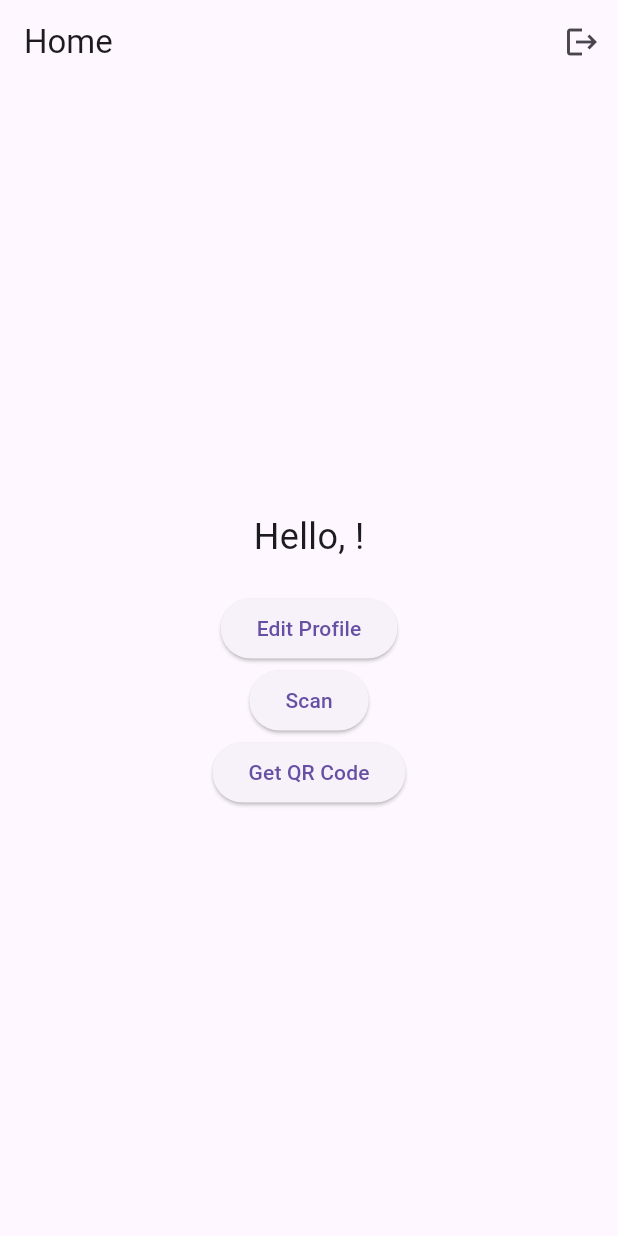
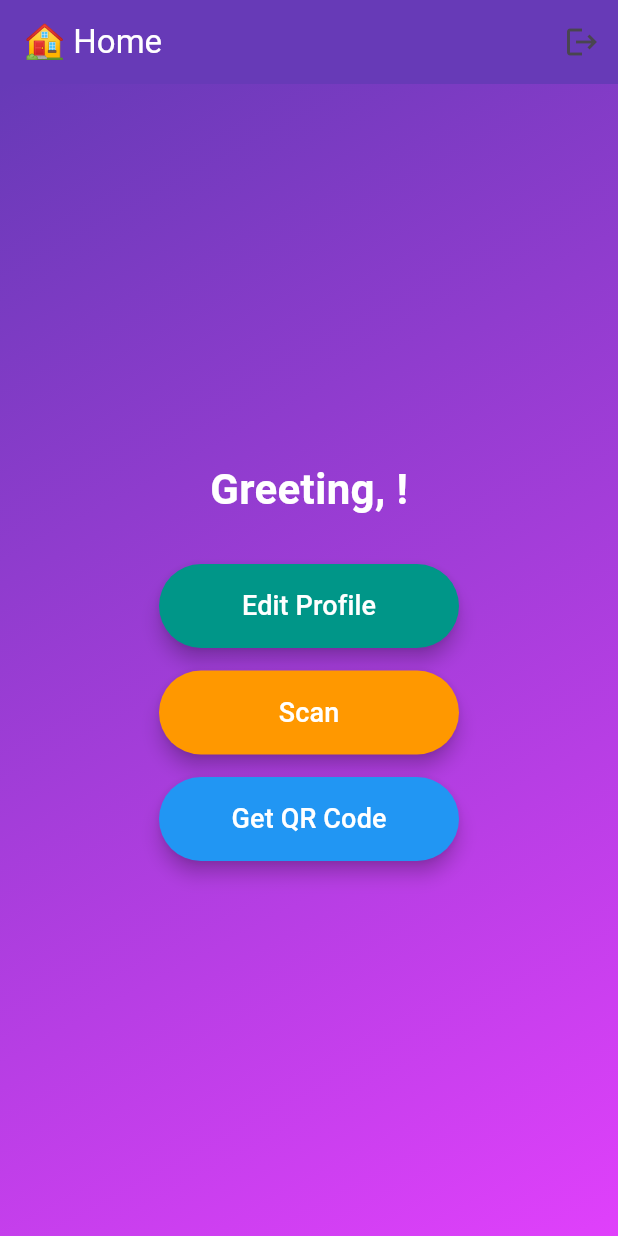
Before and after one commit to OukSaksith/attendance-app, a Flutter app: the HomePage screen opened directly with empty values, on a phone screen of 412 x 824 dp. Run offline on Flutter 3.47's test engine with Material 3 defaults, Android fonts, the phone set to English and light mode, and no system bars; our stand-ins replace image_picker, shared_preferences; missing offline and left inert: mobile_scanner; accounts and stored records are empty; Roboto replaces fonts that are missing (Poppins).

Commit message:
*add color to background

```diff
--- a/lib/screens/home_page.dart
+++ b/lib/screens/home_page.dart
@@ -18,11 +18,63 @@ class HomePage extends StatelessWidget {
     );
   }
 
-  @override
+  // @override
+  // Widget build(BuildContext context) {
+  //   return Scaffold(
+  //     appBar: AppBar(
+  //       title: const Text('Home'),
+  //       actions: [
+  //         IconButton(
+  //           onPressed: () => logout(context),
+  //           icon: const Icon(Icons.logout),
+  //         ),
+  //       ],
+  //     ),
+  //     body: Center(
+  //       child: Column(
+  //         mainAxisAlignment: MainAxisAlignment.center,
+  //         children: [
+  //           Text('Hello, $username!', style: const TextStyle(fontSize: 24)),
+  //           const SizedBox(height: 20),
+  //           ElevatedButton(
+  //             onPressed: () => Navigator.push(
+  //               context,
+  //               MaterialPageRoute(builder: (_) => const EditProfilePage()),
+  //             ),
+  //             child: const Text('Edit Profile'),
+  //           ),
+  //           ElevatedButton(
+  //             onPressed: () => Navigator.push(
+  //               context,
+  //               // MaterialPageRoute(builder: (_) => AttendanceScannerPage()),
+  //               MaterialPageRoute(builder: (_) => AttendanceScannerPage()),
+  //             ),
+  //             child: const Text('Scan'),
+  //           ),
+  //           ElevatedButton(
+  //             onPressed: () => Navigator.push(
+  //               context,
+  //               MaterialPageRoute(builder: (_) => GenerateQRCodePage()),
+  //             ),
+  //             child: const Text('Get QR Code'),
+  //           ),
+  //
+  //         ],
+  //       ),
+  //     ),
+  //   );
+  // }
+
   Widget build(BuildContext context) {
     return Scaffold(
       appBar: AppBar(
-        title: const Text('Home'),
+        backgroundColor: Colors.deepPurple,
+        title: const Text(
+          '🏠 Home',
+          style: TextStyle(
+            color: Colors.white,
+          ),
+        ),
         actions: [
           IconButton(
             onPressed: () => logout(context),
@@ -30,36 +82,89 @@ class HomePage extends StatelessWidget {
           ),
         ],
       ),
-      body: Center(
+      body: Container(
+        width: double.infinity,
+        decoration: const BoxDecoration(
+          gradient: LinearGradient(
+            colors: [Colors.deepPurple, Colors.purpleAccent],
+            begin: Alignment.topLeft,
+            end: Alignment.bottomRight,
+          ),
+        ),
+        child: Center(
           child: Column(
             mainAxisAlignment: MainAxisAlignment.center,
             children: [
-            Text('Hello, $username!', style: const TextStyle(fontSize: 24)),
-            const SizedBox(height: 20),
-            ElevatedButton(
+              Text(
+                'Greeting, $username!',
+                style: const TextStyle(
+                  fontFamily: 'Poppins',
+                  fontSize: 28,
+                  fontWeight: FontWeight.bold,
+                  color: Colors.white,
+                ),
+              ),
+              const SizedBox(height: 30),
+
+              _buildButton(
+                context,
+                title: 'Edit Profile',
+                color: Colors.teal,
                 onPressed: () => Navigator.push(
                   context,
                   MaterialPageRoute(builder: (_) => const EditProfilePage()),
                 ),
-              child: const Text('Edit Profile'),
               ),
-            ElevatedButton(
+              const SizedBox(height: 15),
+
+              _buildButton(
+                context,
+                title: 'Scan',
+                color: Colors.orange,
                 onPressed: () => Navigator.push(
                   context,
-                // MaterialPageRoute(builder: (_) => AttendanceScannerPage()),
                   MaterialPageRoute(builder: (_) => AttendanceScannerPage()),
                 ),
-              child: const Text('Scan'),
               ),
-            ElevatedButton(
+              const SizedBox(height: 15),
+
+              _buildButton(
+                context,
+                title: 'Get QR Code',
+                color: Colors.blue,
                 onPressed: () => Navigator.push(
                   context,
                   MaterialPageRoute(builder: (_) => GenerateQRCodePage()),
                 ),
-              child: const Text('Get QR Code'),
               ),
+            ],
+          ),
+        ),
+      ),
+    );
+  }
 
-          ],
+  Widget _buildButton(BuildContext context,
+      {required String title, required Color color, required VoidCallback onPressed}) {
+    return SizedBox(
+      width: 200,
+      child: ElevatedButton(
+        style: ElevatedButton.styleFrom(
+          padding: const EdgeInsets.symmetric(vertical: 15),
+          backgroundColor: color,
+          shape: RoundedRectangleBorder(
+            borderRadius: BorderRadius.circular(30),
+          ),
+          elevation: 5,
+        ),
+        onPressed: onPressed,
+        child: Text(
+          title,
+          style: const TextStyle(
+            fontSize: 18,
+            fontWeight: FontWeight.w500,
+            color: Colors.white,
+          ),
         ),
       ),
     );
```
Lines whose indentation alone changed are shown as unchanged.
